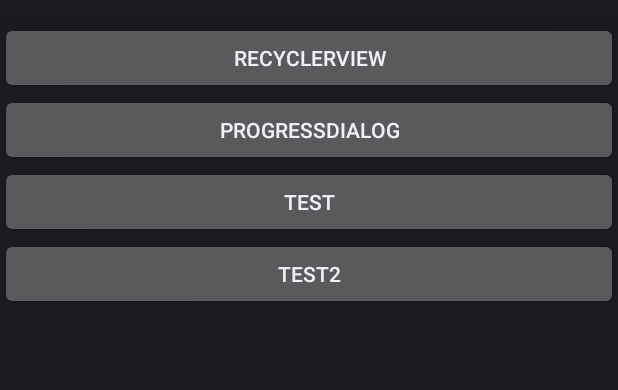
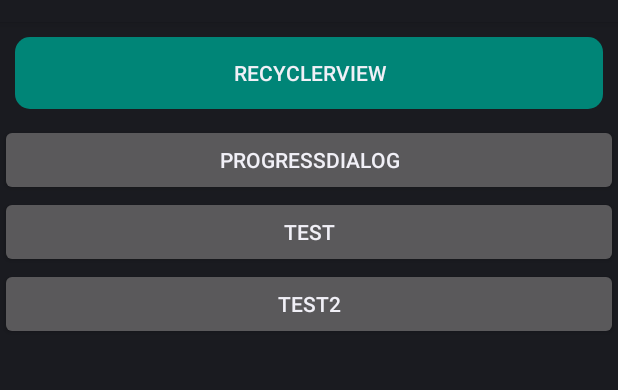
Before and after one commit to Yz107/AppDemo, an Android app: the layout activity_main.xml on its own in the app's theme, with its tools: preview values and no code run, on a phone screen of 412 x 824 dp, the part 62-452 px from its top. Run offline under Robolectric (Android 15) with nearby library versions, the phone set to English and light mode, and no system bars.

Commit message:
解决使用了QMUI.Compat样式后按钮没有阴影效果的问题

```diff
--- a/app/build.gradle
+++ b/app/build.gradle
@@ -46,7 +46,9 @@ dependencies {
     implementation 'androidx.recyclerview:recyclerview:1.1.0'
     //qmui
     implementation 'com.qmuiteam:qmui:2.0.0-alpha08'
-
+    //toast
     implementation 'com.github.GrenderG:Toasty:1.4.2'
+    //picture
+    implementation 'com.github.LuckSiege.PictureSelector:picture_library:v2.2.4'
 
 }
--- a/app/src/main/AndroidManifest.xml
+++ b/app/src/main/AndroidManifest.xml
@@ -9,7 +9,7 @@
         android:label="@string/app_name"
         android:roundIcon="@mipmap/ic_launcher_round"
         android:supportsRtl="true"
-        android:theme="@style/QMUI.Compat.NoActionBar">
+        android:theme="@style/AppTheme">
         <activity android:name=".activity.RecyclerviewActivity"></activity>
         <activity android:name=".activity.MainActivity">
             <intent-filter>
--- a/app/src/main/res/drawable/shape_btn_login.xml
+++ b/app/src/main/res/drawable/shape_btn_login.xml
@@ -2,7 +2,7 @@
 <selector xmlns:android="http://schemas.android.com/apk/res/android">
     <item android:state_pressed="true">
         <shape android:shape="rectangle">
-            <solid android:color="#188CFE"/>
+            <solid android:color="@color/colorPrimaryDark"/>
             <corners android:radius="10dp" />
         </shape>
     </item>
--- a/app/src/main/res/layout/activity_main.xml
+++ b/app/src/main/res/layout/activity_main.xml
@@ -11,6 +11,9 @@
         android:id="@+id/recyclerview_demo"
         android:layout_width="match_parent"
         android:layout_height="wrap_content"
+        android:layout_margin="10dp"
+        style="@style/Button.Shadow"
+        android:background="@drawable/shape_btn_login"
         android:text="RecyclerView"
         android:gravity="center"/>
     <Button
--- a/app/src/main/res/values/styles.xml
+++ b/app/src/main/res/values/styles.xml
@@ -1,7 +1,7 @@
 <resources>
 
     <!-- Base application theme. -->
-    <style name="AppTheme" parent="Theme.AppCompat.Light.DarkActionBar">
+    <style name="AppTheme" parent="QMUI.Compat">
         <!-- Customize your theme here. -->
         <item name="colorPrimary">@color/colorPrimary</item>
         <item name="colorPrimaryDark">@color/colorPrimaryDark</item>
@@ -10,4 +10,8 @@
         <item name="android:windowFullscreen">true</item>
     </style>
 
+    <!--解决使用了QMUI.Compat样式后按钮没有阴影效果的问题，在Button里设置此style-->
+    <style name="Button.Shadow" parent="@style/Widget.AppCompat.Button">
+    </style>
+
 </resources>
```
Also changed, not shown: 1 other file.
